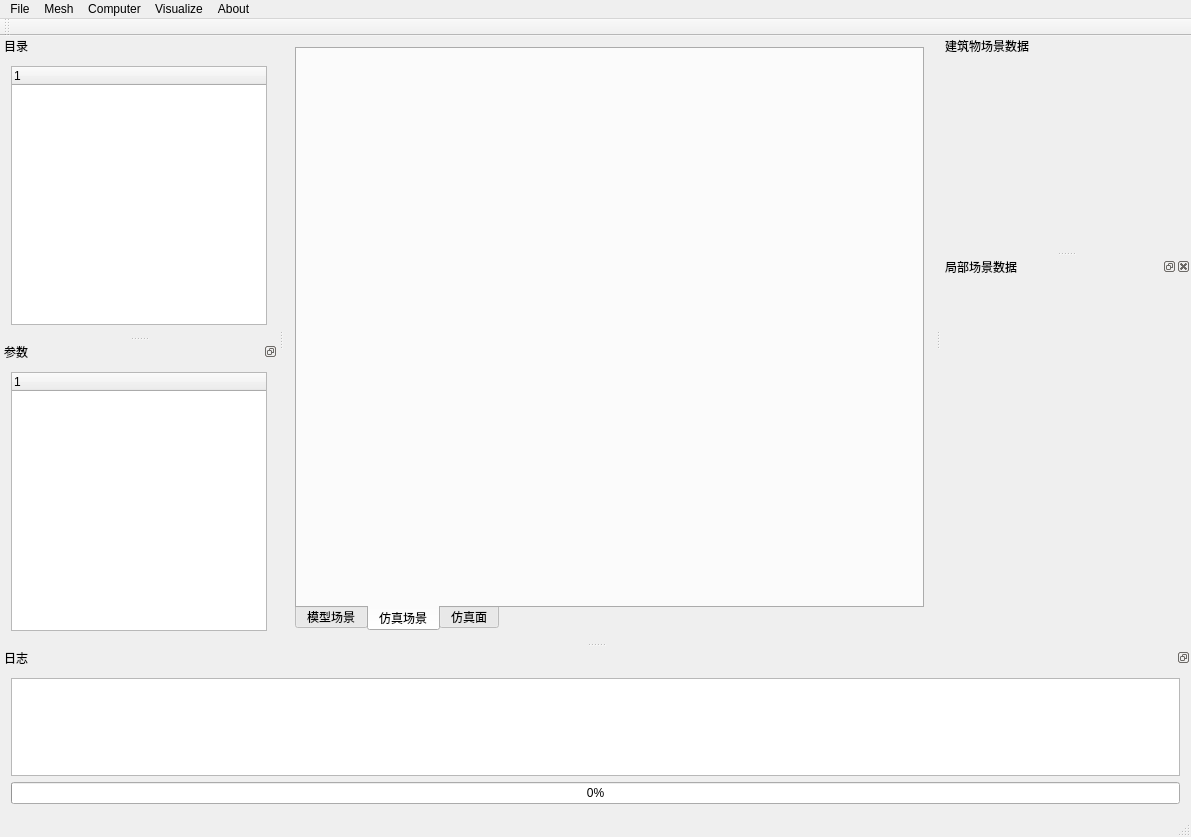
Above: mainwindow.ui from joilee/SCS_openMesh before the change. Below: the same form after it.
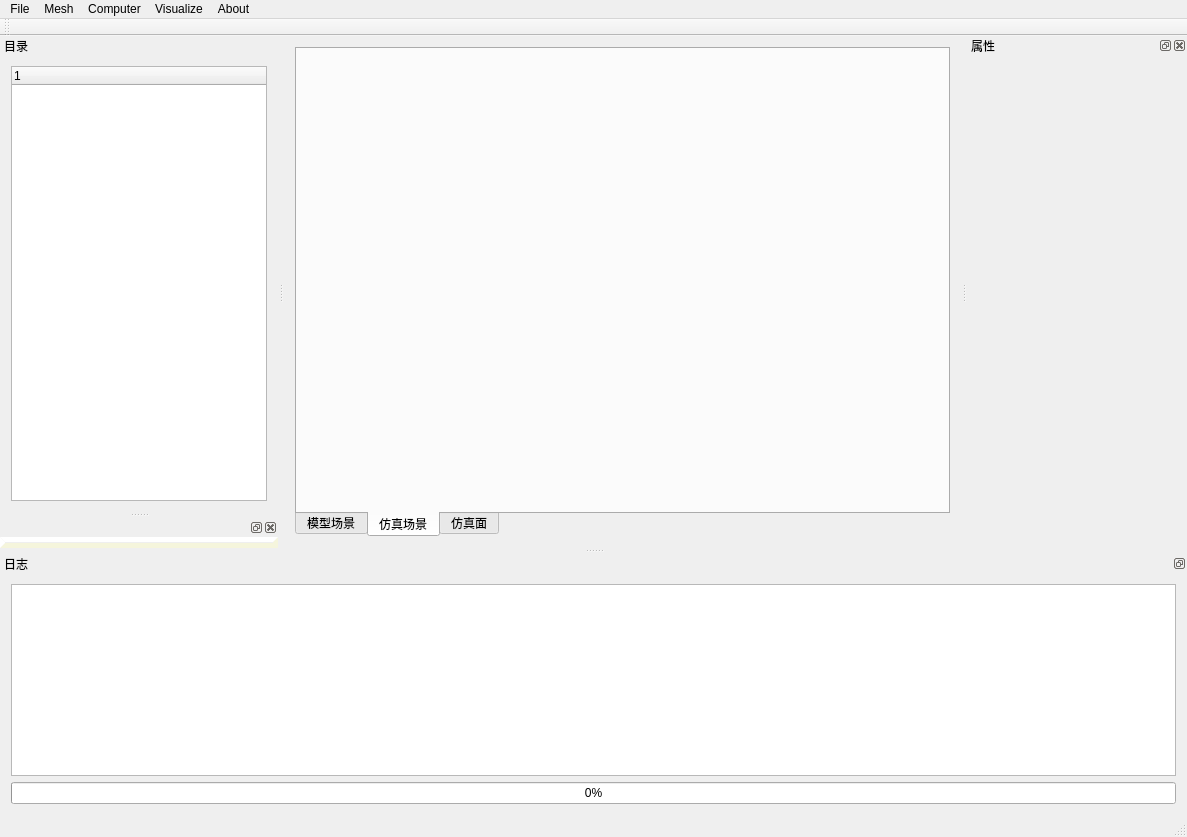
That is the form after the change. The open tabs and pages were chosen to show the change. Custom widgets are drawn as their Qt base class.

```diff
--- a/mainwindow.ui
+++ b/mainwindow.ui
@@ -6,7 +6,7 @@
    <rect>
     <x>0</x>
     <y>0</y>
-    <width>1191</width>
+    <width>1187</width>
     <height>837</height>
    </rect>
   </property>
@@ -53,7 +53,7 @@
     <rect>
      <x>0</x>
      <y>0</y>
-     <width>1191</width>
+     <width>1187</width>
      <height>23</height>
     </rect>
    </property>
@@ -126,8 +126,8 @@
   <widget class="QDockWidget" name="dockWidget_outputLog">
    <property name="minimumSize">
     <size>
-     <width>128</width>
-     <height>139</height>
+     <width>147</width>
+     <height>187</height>
     </size>
    </property>
    <property name="features">
@@ -183,67 +183,13 @@
    <widget class="QWidget" name="dockWidgetContents_2">
     <layout class="QVBoxLayout" name="verticalLayout_5">
      <item>
-      <layout class="QVBoxLayout" name="verticalLayout_4">
-       <item>
-        <widget class="QTreeWidget" name="treeWidget_project">
-         <column>
-          <property name="text">
-           <string notr="true">1</string>
-          </property>
-         </column>
-        </widget>
-       </item>
-      </layout>
-     </item>
-    </layout>
-   </widget>
-  </widget>
-  <widget class="QDockWidget" name="dockWidget_2">
-   <property name="sizePolicy">
-    <sizepolicy hsizetype="Expanding" vsizetype="Preferred">
-     <horstretch>0</horstretch>
-     <verstretch>0</verstretch>
-    </sizepolicy>
-   </property>
-   <property name="minimumSize">
-    <size>
-     <width>250</width>
-     <height>56</height>
-    </size>
-   </property>
-   <property name="features">
-    <set>QDockWidget::NoDockWidgetFeatures</set>
-   </property>
-   <property name="windowTitle">
-    <string>建筑物场景数据</string>
-   </property>
-   <attribute name="dockWidgetArea">
-    <number>2</number>
-   </attribute>
-   <widget class="QWidget" name="dockWidgetContents_5">
-    <layout class="QVBoxLayout" name="verticalLayout_3"/>
-   </widget>
-  </widget>
-  <widget class="QDockWidget" name="dockWidget_para">
-   <property name="minimumSize">
-    <size>
-     <width>89</width>
-     <height>300</height>
-    </size>
-   </property>
-   <property name="features">
-    <set>QDockWidget::DockWidgetFloatable</set>
-   </property>
-   <property name="windowTitle">
-    <string>参数</string>
-   </property>
-   <attribute name="dockWidgetArea">
-    <number>1</number>
-   </attribute>
-   <widget class="QWidget" name="dockWidgetContents_3">
-    <layout class="QVBoxLayout" name="verticalLayout_6">
-     <item>
-      <widget class="QTreeWidget" name="treeWidget_para">
+      <widget class="QTreeWidget" name="treeWidget_project">
+       <property name="minimumSize">
+        <size>
+         <width>0</width>
+         <height>200</height>
+        </size>
+       </property>
        <column>
         <property name="text">
          <string notr="true">1</string>
@@ -254,20 +200,37 @@
     </layout>
    </widget>
   </widget>
-  <widget class="QDockWidget" name="dockWidget_localsecene">
+  <widget class="QDockWidget" name="dockWidget">
+   <attribute name="dockWidgetArea">
+    <number>1</number>
+   </attribute>
+   <widget class="scs_GUI::scsTreeWidget" name="dockWidgetContents_3">
+    <property name="styleSheet">
+     <string notr="true">*{
+    border-style: outset;
+    border-width: 5px;
+
+    border-color: beige;
+}</string>
+    </property>
+   </widget>
+  </widget>
+  <widget class="QDockWidget" name="dockWidget_Property">
    <property name="minimumSize">
     <size>
-     <width>80</width>
-     <height>100</height>
+     <width>220</width>
+     <height>200</height>
     </size>
    </property>
    <property name="windowTitle">
-    <string>局部场景数据</string>
+    <string>属性</string>
    </property>
    <attribute name="dockWidgetArea">
     <number>2</number>
    </attribute>
-   <widget class="QWidget" name="dockWidgetContents_4"/>
+   <widget class="QWidget" name="dockWidgetContents_6">
+    <layout class="QVBoxLayout" name="verticalLayout_4"/>
+   </widget>
   </widget>
   <action name="action">
    <property name="text">
@@ -373,6 +336,12 @@
    <header location="global">glWidget.h</header>
    <container>1</container>
   </customwidget>
+  <customwidget>
+   <class>scs_GUI::scsTreeWidget</class>
+   <extends>QWidget</extends>
+   <header>./ui/tree/scsTreeWidget.h</header>
+   <container>1</container>
+  </customwidget>
  </customwidgets>
  <resources>
   <include location="mainwindow.qrc"/>
```
Left out of the diff: 8 changed lines with no effect on the pictures.
